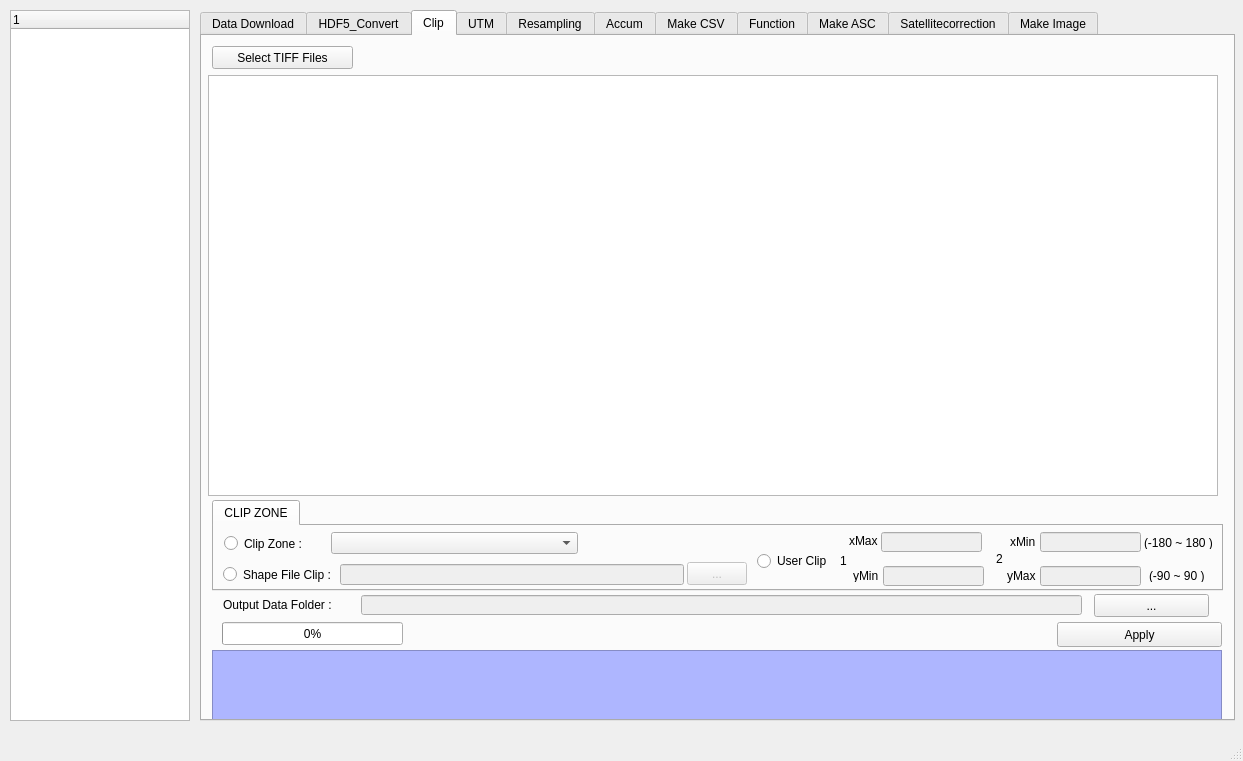
Above: GPM_dialog_base.ui from hermesys2017/GPM before the change. Below: the same form after it.
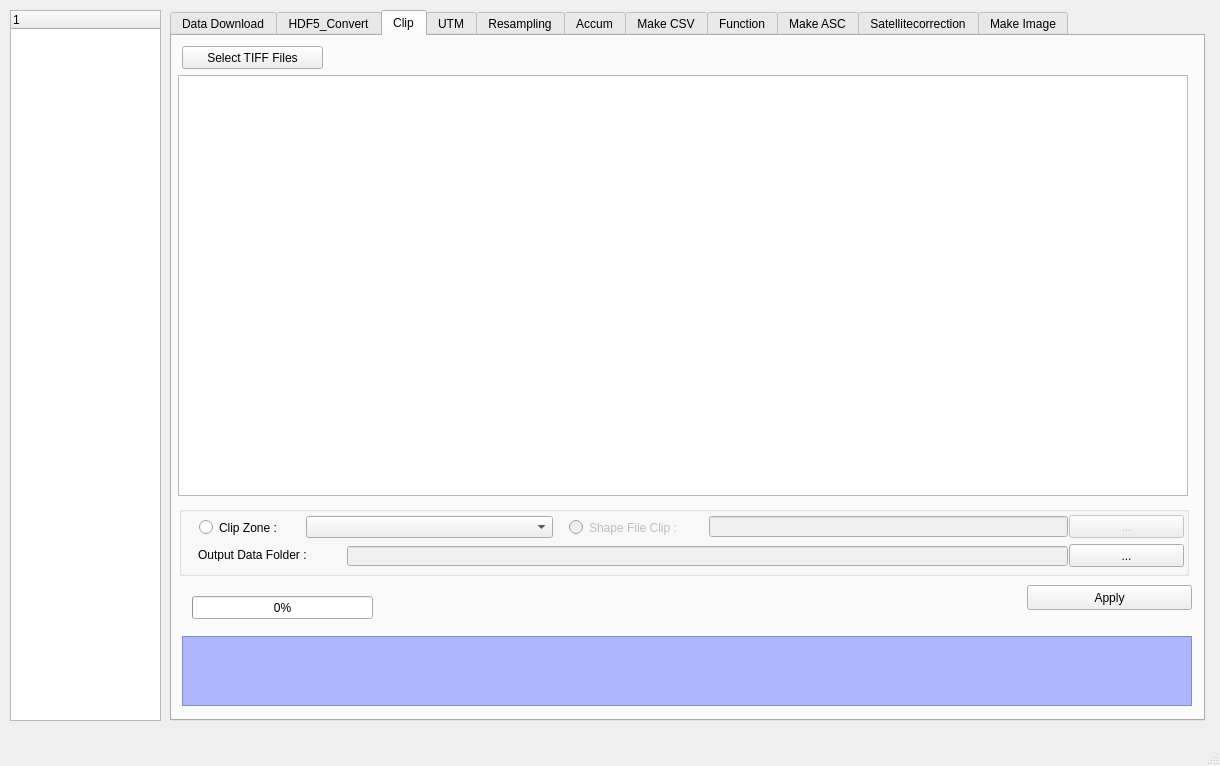
That is the form after the change. The open tabs and pages were chosen to show the change. Custom widgets are drawn as their Qt base class.

```diff
--- a/GPM_dialog_base.ui
+++ b/GPM_dialog_base.ui
@@ -9,8 +9,8 @@
    <rect>
     <x>0</x>
     <y>0</y>
-    <width>1243</width>
-    <height>761</height>
+    <width>1220</width>
+    <height>766</height>
    </rect>
   </property>
   <property name="sizePolicy">
@@ -19,28 +19,28 @@
     <verstretch>0</verstretch>
    </sizepolicy>
   </property>
-  <property name="mouseTracking">
-   <bool>false</bool>
+  <property name="minimumSize">
+   <size>
+    <width>0</width>
+    <height>0</height>
+   </size>
+  </property>
+  <property name="baseSize">
+   <size>
+    <width>0</width>
+    <height>-1</height>
+   </size>
   </property>
   <property name="windowTitle">
    <string>KICT GPM</string>
   </property>
-  <property name="autoFillBackground">
-   <bool>true</bool>
-  </property>
-  <property name="toolButtonStyle">
-   <enum>Qt::ToolButtonIconOnly</enum>
-  </property>
-  <property name="tabShape">
-   <enum>QTabWidget::Rounded</enum>
-  </property>
   <widget class="QWidget" name="centralwidget">
    <widget class="QTreeWidget" name="treeWidget">
     <property name="geometry">
      <rect>
       <x>10</x>
       <y>10</y>
-      <width>180</width>
+      <width>151</width>
       <height>711</height>
      </rect>
     </property>
@@ -53,7 +53,7 @@
    <widget class="QTabWidget" name="tabWidget">
     <property name="geometry">
      <rect>
-      <x>200</x>
+      <x>170</x>
       <y>10</y>
       <width>1035</width>
       <height>711</height>
@@ -383,11 +383,148 @@
      <attribute name="title">
       <string>Clip</string>
      </attribute>
+     <widget class="QGroupBox" name="groupBox">
+      <property name="geometry">
+       <rect>
+        <x>7</x>
+        <y>470</y>
+        <width>1010</width>
+        <height>70</height>
+       </rect>
+      </property>
+      <property name="title">
+       <string/>
+      </property>
+      <widget class="QPushButton" name="btn_Output_Folder">
+       <property name="geometry">
+        <rect>
+         <x>890</x>
+         <y>38</y>
+         <width>115</width>
+         <height>23</height>
+        </rect>
+       </property>
+       <property name="text">
+        <string>...</string>
+       </property>
+      </widget>
+      <widget class="QComboBox" name="cmb_clip_zone">
+       <property name="geometry">
+        <rect>
+         <x>127</x>
+         <y>10</y>
+         <width>247</width>
+         <height>22</height>
+        </rect>
+       </property>
+      </widget>
+      <widget class="QRadioButton" name="rdo_Combo_Clip">
+       <property name="geometry">
+        <rect>
+         <x>20</x>
+         <y>13</y>
+         <width>101</width>
+         <height>17</height>
+        </rect>
+       </property>
+       <property name="text">
+        <string>Clip Zone :</string>
+       </property>
+      </widget>
+      <widget class="QLabel" name="label_9">
+       <property name="geometry">
+        <rect>
+         <x>19</x>
+         <y>43</y>
+         <width>137</width>
+         <height>12</height>
+        </rect>
+       </property>
+       <property name="text">
+        <string>Output Data Folder : </string>
+       </property>
+      </widget>
+      <widget class="QRadioButton" name="rdo_Shape_Clip">
+       <property name="enabled">
+        <bool>false</bool>
+       </property>
+       <property name="geometry">
+        <rect>
+         <x>390</x>
+         <y>13</y>
+         <width>130</width>
+         <height>17</height>
+        </rect>
+       </property>
+       <property name="text">
+        <string>Shape File Clip : </string>
+       </property>
+       <property name="checkable">
+        <bool>true</bool>
+       </property>
+       <property name="checked">
+        <bool>false</bool>
+       </property>
+       <property name="autoExclusive">
+        <bool>true</bool>
+       </property>
+      </widget>
+      <widget class="QPushButton" name="btn_shape_dialog">
+       <property name="enabled">
+        <bool>false</bool>
+       </property>
+       <property name="geometry">
+        <rect>
+         <x>890</x>
+         <y>9</y>
+         <width>115</width>
+         <height>23</height>
+        </rect>
+       </property>
+       <property name="text">
+        <string>...</string>
+       </property>
+      </widget>
+      <widget class="QLineEdit" name="txt_Shape_path">
+       <property name="enabled">
+        <bool>false</bool>
+       </property>
+       <property name="geometry">
+        <rect>
+         <x>530</x>
+         <y>10</y>
+         <width>359</width>
+         <height>21</height>
+        </rect>
+       </property>
+      </widget>
+      <widget class="QLineEdit" name="txt_output_clip">
+       <property name="enabled">
+        <bool>false</bool>
+       </property>
+       <property name="geometry">
+        <rect>
+         <x>168</x>
+         <y>40</y>
+         <width>721</width>
+         <height>20</height>
+        </rect>
+       </property>
+      </widget>
+      <zorder>rdo_Shape_Clip</zorder>
+      <zorder>btn_Output_Folder</zorder>
+      <zorder>cmb_clip_zone</zorder>
+      <zorder>rdo_Combo_Clip</zorder>
+      <zorder>label_9</zorder>
+      <zorder>btn_shape_dialog</zorder>
+      <zorder>txt_Shape_path</zorder>
+      <zorder>txt_output_clip</zorder>
+     </widget>
      <widget class="QPushButton" name="btn_apply_clip">
       <property name="geometry">
        <rect>
         <x>855</x>
-        <y>586</y>
+        <y>549</y>
         <width>165</width>
         <height>25</height>
        </rect>
@@ -419,7 +556,7 @@
       <property name="geometry">
        <rect>
         <x>10</x>
-        <y>614</y>
+        <y>600</y>
         <width>1010</width>
         <height>70</height>
        </rect>
@@ -433,7 +570,7 @@
       <property name="geometry">
        <rect>
         <x>20</x>
-        <y>586</y>
+        <y>560</y>
         <width>181</width>
         <height>23</height>
        </rect>
@@ -455,312 +592,6 @@
        <string>Select TIFF Files</string>
       </property>
      </widget>
-     <widget class="QTabWidget" name="tabWidget_2">
-      <property name="geometry">
-       <rect>
-        <x>10</x>
-        <y>464</y>
-        <width>1011</width>
-        <height>91</height>
-       </rect>
-      </property>
-      <property name="currentIndex">
-       <number>0</number>
-      </property>
-      <widget class="QWidget" name="tab_11">
-       <attribute name="title">
-        <string>CLIP ZONE</string>
-       </attribute>
-       <widget class="QLineEdit" name="txt_Shape_path">
-        <property name="enabled">
-         <bool>false</bool>
-        </property>
-        <property name="geometry">
-         <rect>
-          <x>126</x>
-          <y>38</y>
-          <width>344</width>
-          <height>21</height>
-         </rect>
-        </property>
-       </widget>
-       <widget class="QRadioButton" name="rdo_Shape_Clip">
-        <property name="enabled">
-         <bool>true</bool>
-        </property>
-        <property name="geometry">
-         <rect>
-          <x>9</x>
-          <y>40</y>
-          <width>115</width>
-          <height>17</height>
-         </rect>
-        </property>
-        <property name="text">
-         <string>Shape File Clip : </string>
-        </property>
-        <property name="checkable">
-         <bool>true</bool>
-        </property>
-        <property name="checked">
-         <bool>false</bool>
-        </property>
-        <property name="autoExclusive">
-         <bool>true</bool>
-        </property>
-       </widget>
-       <widget class="QComboBox" name="cmb_clip_zone">
-        <property name="geometry">
-         <rect>
-          <x>117</x>
-          <y>6</y>
-          <width>247</width>
-          <height>22</height>
-         </rect>
-        </property>
-       </widget>
-       <widget class="QPushButton" name="btn_shape_dialog">
-        <property name="enabled">
-         <bool>false</bool>
-        </property>
-        <property name="geometry">
-         <rect>
-          <x>473</x>
-          <y>36</y>
-          <width>60</width>
-          <height>23</height>
-         </rect>
-        </property>
-        <property name="text">
-         <string>...</string>
-        </property>
-       </widget>
-       <widget class="QRadioButton" name="rdo_Combo_Clip">
-        <property name="geometry">
-         <rect>
-          <x>10</x>
-          <y>9</y>
-          <width>101</width>
-          <height>17</height>
-         </rect>
-        </property>
-        <property name="text">
-         <string>Clip Zone :</string>
-        </property>
-       </widget>
-       <widget class="QRadioButton" name="rdo_user_clip">
-        <property name="geometry">
-         <rect>
-          <x>543</x>
-          <y>27</y>
-          <width>80</width>
-          <height>16</height>
-         </rect>
-        </property>
-        <property name="text">
-         <string>User Clip</string>
-        </property>
-        <property name="checkable">
-         <bool>true</bool>
-        </property>
-       </widget>
-       <widget class="QLabel" name="label_34">
-        <property name="geometry">
-         <rect>
-          <x>626</x>
-          <y>27</y>
-          <width>16</width>
-          <height>16</height>
-         </rect>
-        </property>
-        <property name="text">
-         <string>1</string>
-        </property>
-       </widget>
-       <widget class="QLabel" name="label_37">
-        <property name="geometry">
-         <rect>
-          <x>639</x>
-          <y>44</y>
-          <width>30</width>
-          <height>12</height>
-         </rect>
-        </property>
-        <property name="text">
-         <string>yMin</string>
-        </property>
-       </widget>
-       <widget class="QLabel" name="label_36">
-        <property name="geometry">
-         <rect>
-          <x>782</x>
-          <y>23</y>
-          <width>16</width>
-          <height>20</height>
-         </rect>
-        </property>
-        <property name="text">
-         <string>2</string>
-        </property>
-       </widget>
-       <widget class="QLabel" name="label_33">
-        <property name="geometry">
-         <rect>
-          <x>635</x>
-          <y>9</y>
-          <width>40</width>
-          <height>12</height>
-         </rect>
-        </property>
-        <property name="text">
-         <string>xMax</string>
-        </property>
-       </widget>
-       <widget class="QLabel" name="label_35">
-        <property name="geometry">
-         <rect>
-          <x>796</x>
-          <y>6</y>
-          <width>30</width>
-          <height>20</height>
-         </rect>
-        </property>
-        <property name="text">
-         <string>xMin</string>
-        </property>
-       </widget>
-       <widget class="QLabel" name="label_32">
-        <property name="geometry">
-         <rect>
-          <x>793</x>
-          <y>40</y>
-          <width>40</width>
-          <height>20</height>
-         </rect>
-        </property>
-        <property name="text">
-         <string>yMax</string>
-        </property>
-       </widget>
-       <widget class="QLineEdit" name="clip_1_x">
-        <property name="enabled">
-         <bool>false</bool>
-        </property>
-        <property name="geometry">
-         <rect>
-          <x>667</x>
-          <y>6</y>
-          <width>101</width>
-          <height>20</height>
-         </rect>
-        </property>
-       </widget>
-       <widget class="QLineEdit" name="clip_2_x">
-        <property name="enabled">
-         <bool>false</bool>
-        </property>
-        <property name="geometry">
-         <rect>
-          <x>826</x>
-          <y>6</y>
-          <width>101</width>
-          <height>20</height>
-         </rect>
-        </property>
-       </widget>
-       <widget class="QLineEdit" name="clip_2_y">
-        <property name="enabled">
-         <bool>false</bool>
-        </property>
-        <property name="geometry">
-         <rect>
-          <x>826</x>
-          <y>40</y>
-          <width>101</width>
-          <height>20</height>
-         </rect>
-        </property>
-       </widget>
-       <widget class="QLineEdit" name="clip_1_y">
-        <property name="enabled">
-         <bool>false</bool>
-        </property>
-        <property name="geometry">
-         <rect>
-          <x>669</x>
-          <y>40</y>
-          <width>101</width>
-          <height>20</height>
-         </rect>
-        </property>
-       </widget>
-       <widget class="QLabel" name="label_38">
-        <property name="geometry">
-         <rect>
-          <x>930</x>
-          <y>11</y>
-          <width>80</width>
-          <height>12</height>
-         </rect>
-        </property>
-        <property name="text">
-         <string>(-180 ~ 180 )</string>
-        </property>
-       </widget>
-       <widget class="QLabel" name="label_39">
-        <property name="geometry">
-         <rect>
-          <x>935</x>
-          <y>44</y>
-          <width>70</width>
-          <height>12</height>
-         </rect>
-        </property>
-        <property name="text">
-         <string>(-90 ~ 90 )</string>
-        </property>
-       </widget>
-      </widget>
-     </widget>
-     <widget class="QPushButton" name="btn_Output_Folder">
-      <property name="geometry">
-       <rect>
-        <x>892</x>
-        <y>558</y>
-        <width>115</width>
-        <height>23</height>
-       </rect>
-      </property>
-      <property name="text">
-       <string>...</string>
-      </property>
-     </widget>
-     <widget class="QLabel" name="label_9">
-      <property name="geometry">
-       <rect>
-        <x>21</x>
-        <y>563</y>
-        <width>137</width>
-        <height>12</height>
-       </rect>
-      </property>
-      <property name="text">
-       <string>Output Data Folder : </string>
-      </property>
-     </widget>
-     <widget class="QLineEdit" name="txt_output_clip">
-      <property name="enabled">
-       <bool>false</bool>
-      </property>
-      <property name="geometry">
-       <rect>
-        <x>159</x>
-        <y>559</y>
-        <width>721</width>
-        <height>20</height>
-       </rect>
-      </property>
-     </widget>
     </widget>
     <widget class="QWidget" name="tab_2">
      <attribute name="title">
```
Left out of the diff: 199 changed lines with no effect on the pictures.
